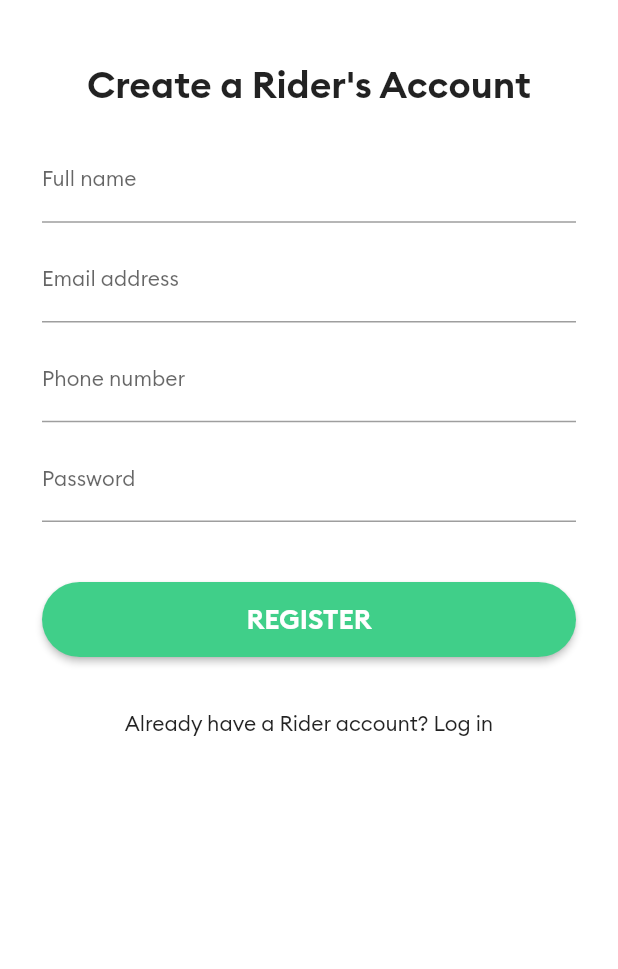
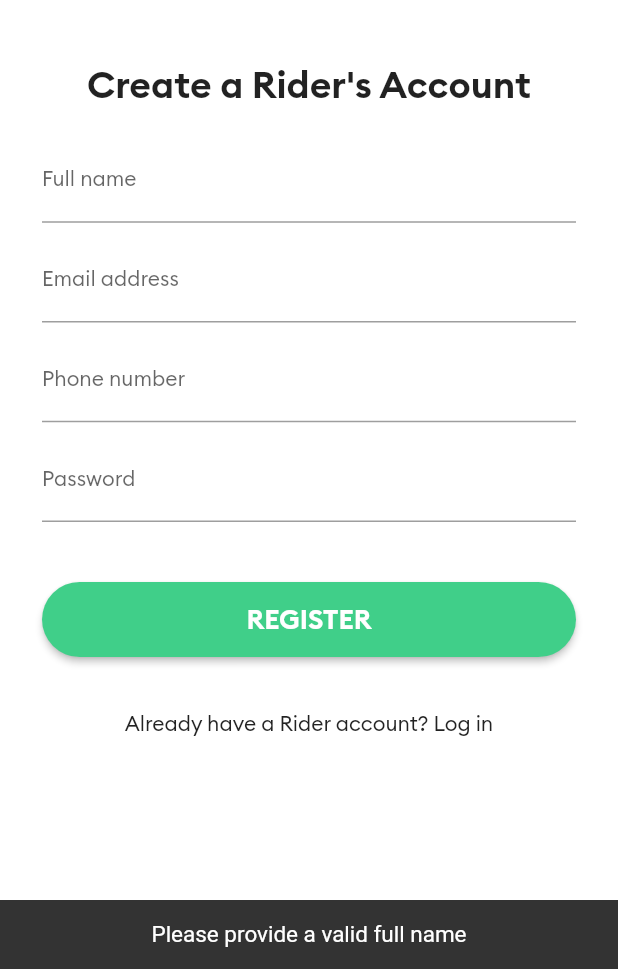
Before and after one commit to Flutter-Streamliner/CloneUber, a Flutter app: the screen it shows after launch, after a tap on "REGISTER", on a phone screen of 412 x 824 dp, the part 267-1236 px from its top. Run offline on Flutter 3.47's test engine with Material 2 defaults, Android fonts, the phone set to English and light mode, and no system bars; our stand-ins replace firebase_auth, firebase_core, firebase_database; accounts and stored records are empty.

Commit message:
Register a new user with firebase. Add validation for fields

```diff
--- a/lib/screens/login_page.dart
+++ b/lib/screens/login_page.dart
@@ -1,5 +1,4 @@
 import 'package:flutter/material.dart';
-import 'package:uber_clone_app/brand_colors.dart';
 import 'package:uber_clone_app/screens/registration_page.dart';
 import 'package:uber_clone_app/widgets/confirm_button.dart';
 
--- a/lib/screens/registration_page.dart
+++ b/lib/screens/registration_page.dart
@@ -1,10 +1,37 @@
+import 'package:firebase_auth/firebase_auth.dart' as auth;
 import 'package:flutter/material.dart';
-import 'package:uber_clone_app/brand_colors.dart';
 import 'package:uber_clone_app/screens/login_page.dart';
 import 'package:uber_clone_app/widgets/confirm_button.dart';
 
 class RegistrationPage extends StatelessWidget {
   static const String routeName = 'register';
+
+  final auth.FirebaseAuth _auth = auth.FirebaseAuth.instance;
+
+  final fullNameController = TextEditingController();
+  final emailController = TextEditingController();
+  final phoneController = TextEditingController();
+  final passwordController = TextEditingController();
+
+  void showSnackBar(title, context) {
+    final SnackBar snackBar = SnackBar(
+      content: Text(
+        title,
+        textAlign: TextAlign.center,
+        style: TextStyle(fontSize: 15),
+      ),
+    );
+    ScaffoldMessenger.of(context).showSnackBar(snackBar);
+  }
+
+  void registerUser() async {
+    auth.UserCredential credential = await _auth.createUserWithEmailAndPassword(
+        email: emailController.text, password: passwordController.text);
+    if (credential.user != null) {
+      print('Registration successful');
+    }
+  }
+
   @override
   Widget build(BuildContext context) {
     return Scaffold(
@@ -38,6 +65,7 @@ class RegistrationPage extends StatelessWidget {
                     children: [
                       // Full name
                       TextField(
+                        controller: fullNameController,
                         keyboardType: TextInputType.text,
                         decoration: InputDecoration(
                             labelText: 'Full name',
@@ -55,6 +83,7 @@ class RegistrationPage extends StatelessWidget {
                       ),
                       // Email
                       TextField(
+                        controller: emailController,
                         keyboardType: TextInputType.emailAddress,
                         decoration: InputDecoration(
                             labelText: 'Email address',
@@ -72,6 +101,7 @@ class RegistrationPage extends StatelessWidget {
                       ),
                       // Phone
                       TextField(
+                        controller: phoneController,
                         keyboardType: TextInputType.phone,
                         decoration: InputDecoration(
                             labelText: 'Phone number',
@@ -89,6 +119,7 @@ class RegistrationPage extends StatelessWidget {
                       ),
                       // Password
                       TextField(
+                        controller: passwordController,
                         obscureText: true,
                         decoration: InputDecoration(
                             labelText: 'Password',
@@ -106,7 +137,38 @@ class RegistrationPage extends StatelessWidget {
                       ),
                       ConfirmButton(
                         title: 'REGISTER',
-                        onPressed: () {},
+                        onPressed: () {
+                          // check network availability
+
+                          if (fullNameController.text.trim().length < 3) {
+                            showSnackBar(
+                                'Please provide a valid full name', context);
+                            return;
+                          }
+                          if (!emailController.text.contains('@')) {
+                            showSnackBar(
+                                'Please provide a correct email address',
+                                context);
+                            return;
+                          }
+                          if (emailController.text.trim().length < 5) {
+                            showSnackBar('Please provide a valid email address',
+                                context);
+                            return;
+                          }
+                          if (phoneController.text.trim().length < 10) {
+                            showSnackBar(
+                                'Please provide a valid phone number', context);
+                            return;
+                          }
+                          if (passwordController.text.trim().length < 8) {
+                            showSnackBar(
+                                'Password must be at least 8 characters',
+                                context);
+                            return;
+                          }
+                          registerUser();
+                        },
                       ),
                     ],
                   ),
```
